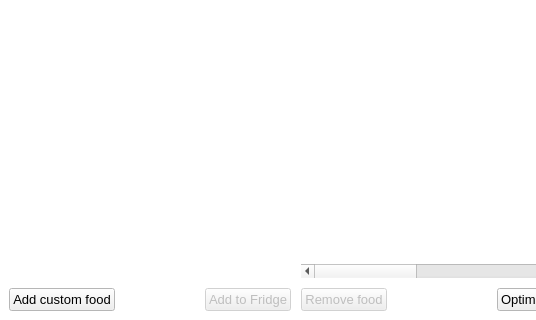
This is ui_mainwindow.ui in josh-minch/spartan as Qt 5 draws it before an edit; both pictures show x 0 to 536 and y 373 to 693 of the 884 by 693 pixel window. The edited form follows.
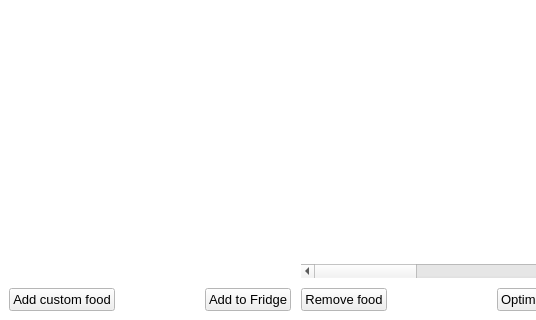
This is the edited form. Icons and pictures are not drawn. Custom widgets are drawn as their Qt base class.

Diff of the .ui file:
```diff
--- a/ui_mainwindow.ui
+++ b/ui_mainwindow.ui
@@ -281,7 +281,7 @@
         <item>
          <widget class="QPushButton" name="add_to_fridge_btn">
           <property name="enabled">
-           <bool>false</bool>
+           <bool>true</bool>
           </property>
           <property name="font">
            <font>
@@ -491,7 +491,7 @@
         <item row="0" column="0">
          <widget class="QPushButton" name="remove_btn">
           <property name="enabled">
-           <bool>false</bool>
+           <bool>true</bool>
           </property>
           <property name="font">
            <font>
```
